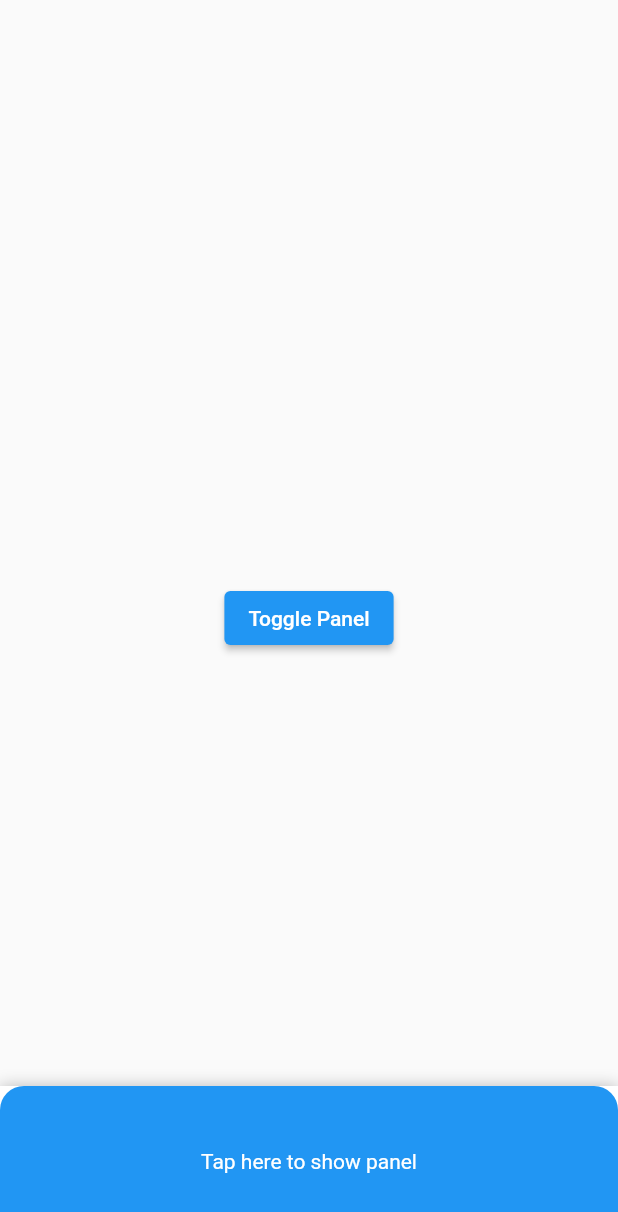
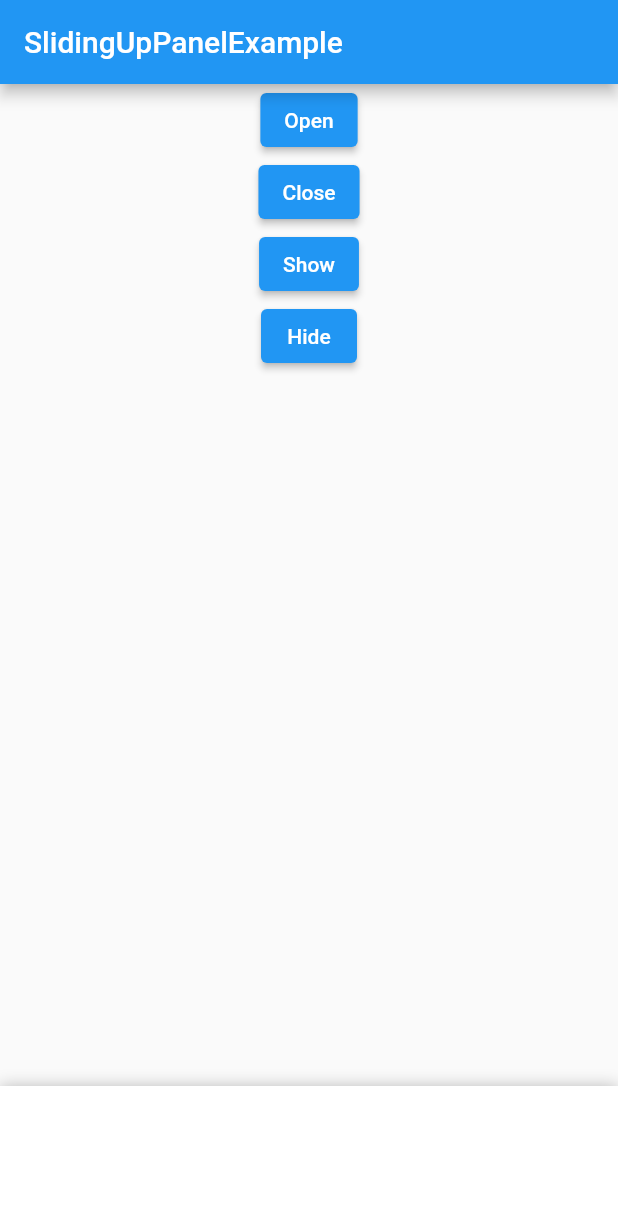
Before and after one commit to syifahasan/agt, a Flutter app: the ScannerPage screen opened directly, on a phone screen of 412 x 824 dp. Shown: the top 1212 px of the screen. Run offline on Flutter 3.47's test engine with Material 2 defaults, Android fonts, the phone set to English and light mode, and no system bars; drawn by our look-alikes of sliding_up_panel; our stand-ins replace flutter_svg; Roboto replaces fonts that are missing (SFProDisplay).

Commit message:
adding sliding up panel on payment

```diff
--- a/lib/pages/scanner.dart
+++ b/lib/pages/scanner.dart
@@ -2,40 +2,51 @@ import 'package:flutter/material.dart';
 import 'package:sliding_up_panel/sliding_up_panel.dart';
 
 class ScannerPage extends StatefulWidget {
-  const ScannerPage({super.key});
-
   @override
   State<ScannerPage> createState() => _ScannerPageState();
 }
 
 class _ScannerPageState extends State<ScannerPage> {
-  final PanelController _panelController = PanelController();
+  PanelController _pc = PanelController();
+
   @override
   Widget build(BuildContext context) {
     return Scaffold(
+      appBar: AppBar(
+        title: Text("SlidingUpPanelExample"),
+      ),
       body: SlidingUpPanel(
-        controller: _panelController,
-        maxHeight: 400.0, // Set the maximum height of the sliding panel
+        controller: _pc,
         panel: Center(
-          child: Text('Sliding Up Panel Content'),
+          child: Text("This is the sliding Widget"),
         ),
-        collapsed: Container(
-          decoration: BoxDecoration(
-            color: Colors.blue,
-            borderRadius: BorderRadius.vertical(top: Radius.circular(16.0)),
+        body: _body(),
+      ),
+    );
+  }
+
+  Widget _body() {
+    return Container(
+      child: Column(
+        children: <Widget>[
+          ElevatedButton(
+              child: Text("Open"),
+              onPressed: () {
+                _pc.open();
+              }),
+          ElevatedButton(
+            child: Text("Close"),
+            onPressed: () => _pc.close(),
           ),
-          child: Center(
-            child: Text('Tap here to show panel', style: TextStyle(color: Colors.white)),
+          ElevatedButton(
+            child: Text("Show"),
+            onPressed: () => _pc.show(),
           ),
-        ),
-        body: Center(
-          child: ElevatedButton(
-            onPressed: () {
-              _panelController.isPanelOpen ? _panelController.close() : _panelController.open();
-            },
-            child: Text('Toggle Panel'),
+          ElevatedButton(
+            child: Text("Hide"),
+            onPressed: () => _pc.hide(),
           ),
-        ),
+        ],
       ),
     );
   }
```
Also changed, not shown: lib/pages/balanceCheck.dart (+26 -9 lines), lib/pages/home.dart (+18 -8 lines), lib/utils/payNSend.dart (+5 -2 lines).
